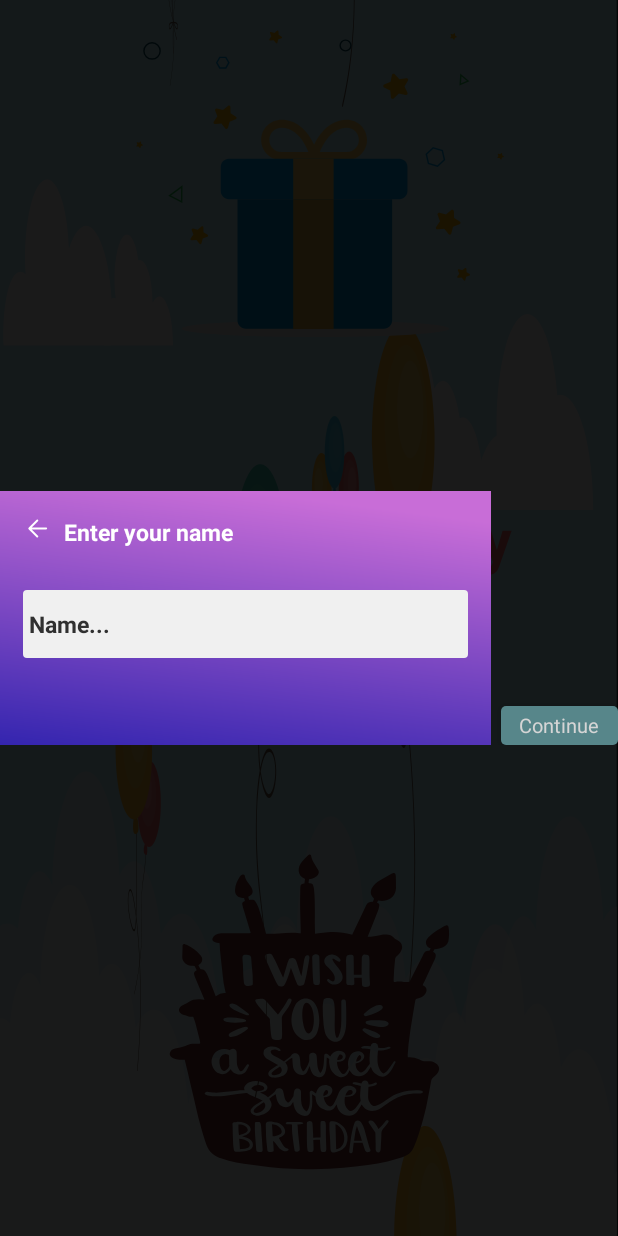
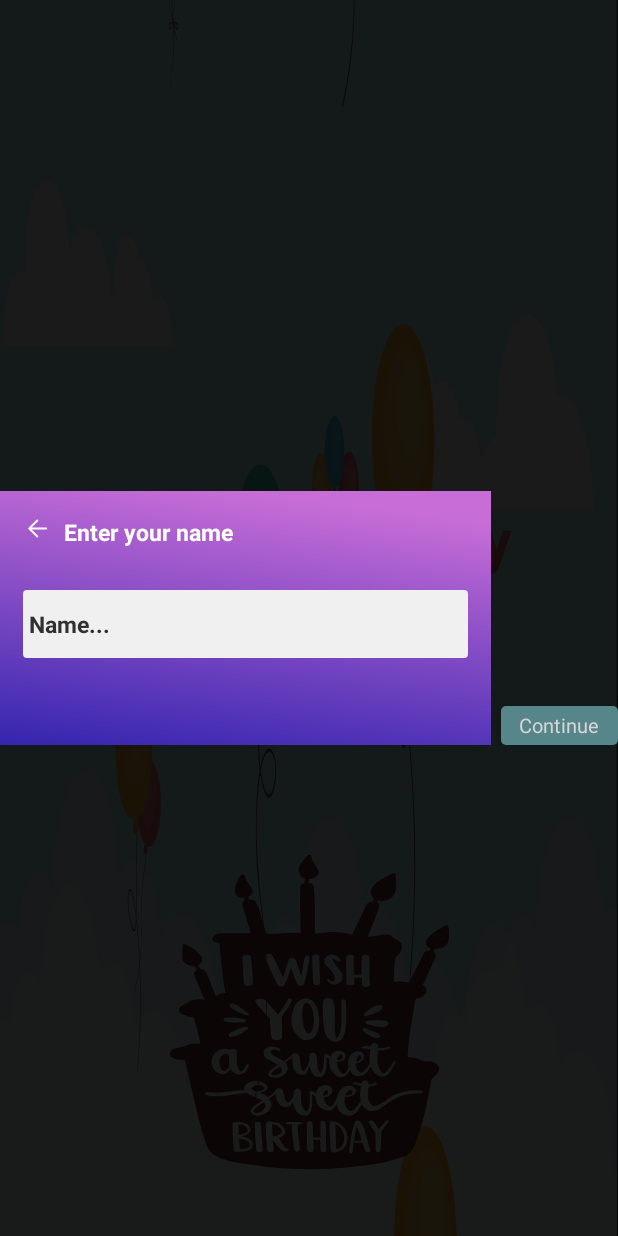
Before and after one commit to rajnish725/SimplebirthdayApp, an Android app: the screen it shows after launch (BirthdayActivity), on a phone screen of 412 x 824 dp. Run offline under Robolectric (Android 15) with nearby library versions, the phone set to English and light mode, and no system bars; our stand-ins replace AdMob, sdp/ssp sizes; plain views replace PublisherAdView; Roboto replaces fonts that are not available here; 3 statements that could not run were skipped.

Commit message:
remove image on screen

```diff
--- a/app/src/main/AndroidManifest.xml
+++ b/app/src/main/AndroidManifest.xml
@@ -6,7 +6,7 @@
         android:allowBackup="true"
         android:icon="@mipmap/ic_launcher"
         android:label="@string/app_name"
-        android:roundIcon="@mipmap/ic_launcher_round"
+        android:roundIcon="@drawable/ic_launcher"
         android:supportsRtl="true"
         android:theme="@style/AppTheme">
         <activity
--- a/app/src/main/java/in/roxfort/birthday/BackgroundSoundService.java
+++ b/app/src/main/java/in/roxfort/birthday/BackgroundSoundService.java
@@ -26,7 +26,7 @@ public class BackgroundSoundService extends Service {
         player = new MediaPlayer();
         player.setLooping(true); // Set looping
         try {
-            AssetFileDescriptor afd = getAssets().openFd("audio1.mp3");
+            AssetFileDescriptor afd = getAssets().openFd("audio.mpeg");
             player.setDataSource(afd.getFileDescriptor(), afd.getStartOffset(), afd.getLength());
             player.prepare();
 //            player.start();
--- a/app/src/main/java/in/roxfort/birthday/BirthdayActivity.java
+++ b/app/src/main/java/in/roxfort/birthday/BirthdayActivity.java
@@ -6,9 +6,7 @@ import android.content.Context;
 import android.content.Intent;
 import android.graphics.drawable.ColorDrawable;
 import android.os.Bundle;
-import android.os.CountDownTimer;
 import android.os.Handler;
-import android.os.Message;
 import android.text.TextUtils;
 import android.util.Log;
 import android.view.Gravity;
@@ -23,7 +21,6 @@ import android.widget.Button;
 import android.widget.EditText;
 import android.widget.ImageView;
 import android.widget.TextView;
-import android.widget.Toast;
 
 import androidx.appcompat.app.AppCompatActivity;
 
@@ -44,6 +41,8 @@ public class BirthdayActivity extends AppCompatActivity {
     boolean isYes = true;
     Dialog dialog = null;
     private String name;
+    private ImageView imageView;
+
 
 
     /*ads declaration*/
@@ -73,6 +72,10 @@ public class BirthdayActivity extends AppCompatActivity {
 
             }
         });
+
+
+        imageView = findViewById(R.id.imageView);
+
 
         // TODO: 20/12/19
         //todo Initialize the Mobile Ads SDK.
@@ -104,7 +107,6 @@ public class BirthdayActivity extends AppCompatActivity {
 
         // Create the InterstitialAd and set the adUnitId.
         interstitialAd = new InterstitialAd(this);
-        // Defined in res/values/strings.xml
         interstitialAd.setAdUnitId(AD_UNIT_ID);
 
 
@@ -195,7 +197,6 @@ public class BirthdayActivity extends AppCompatActivity {
                     name = edt_name.getText().toString();
                     showInterstitial();
 
-
                     dialog.dismiss();
                 }
                 getWindow().setSoftInputMode(
@@ -209,6 +210,7 @@ public class BirthdayActivity extends AppCompatActivity {
         a.reset();
         txt_birthday_name.clearAnimation();
         txt_birthday_name.startAnimation(a);
+        imageView.setAnimation(a);
     }
 
     public void hideSoftKeyboard(Context mContext) {
--- a/app/src/main/res/layout/app_birthday_screen.xml
+++ b/app/src/main/res/layout/app_birthday_screen.xml
@@ -73,13 +73,16 @@
 
     </LinearLayout>
 
-    <com.airbnb.lottie.LottieAnimationView
-        android:layout_width="match_parent"
-        android:layout_height="@dimen/_200sdp"
+    <ImageView
+
+        android:id="@+id/imageView"
+        android:layout_width="wrap_content"
+        android:layout_height="@dimen/_170sdp"
         android:layout_centerHorizontal="true"
-        app:lottie_autoPlay="true"
-        app:lottie_fileName="happy_birthday.json"
-        app:lottie_loop="true" />
+        android:layout_marginTop="@dimen/_10sdp"
+        android:elevation="@dimen/_8sdp"
+        android:visibility="gone"
+        android:src="@drawable/ic_launcher" />
 
     <com.google.android.gms.ads.doubleclick.PublisherAdView xmlns:ads="http://schemas.android.com/apk/res-auto"
         android:id="@+id/adView"
```
Also changed, not shown: app/src/main/res/drawable/ic_launcher.jpeg (added), app/src/main/res/mipmap-hdpi/ic_launcher.png (deleted), app/src/main/res/mipmap-mdpi/ic_launcher.png (deleted), app/src/main/res/mipmap-xhdpi/ic_launcher.jpeg (added), app/src/main/res/mipmap-xhdpi/ic_launcher.png (deleted), app/src/main/res/mipmap-xxhdpi/ic_launcher.jpeg (added), app/src/main/res/mipmap-xxhdpi/ic_launcher.png (deleted), app/src/main/res/mipmap-xxxhdpi/ic_launcher.jpeg (added), app/src/main/res/mipmap-xxxhdpi/ic_launcher.png (deleted), 3 other files.
